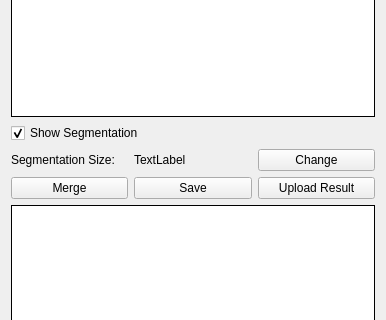
Above: neurolabi/gui/flyem/flyemproofcontrolform.ui from janelia-flyem/NeuTu before the change; both pictures show x 0 to 386 and y 114 to 434 of the 386 by 539 pixel window. Below: the same form after it.
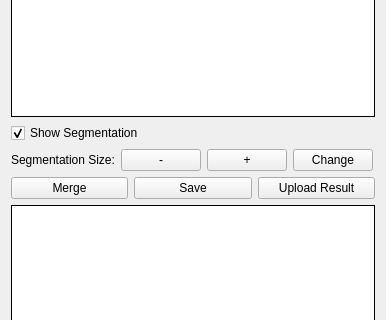
That is the form after the change.

Commit message: proof window label size change

The edit to the form file:
```diff
--- a/neurolabi/gui/flyem/flyemproofcontrolform.ui
+++ b/neurolabi/gui/flyem/flyemproofcontrolform.ui
@@ -63,9 +63,16 @@
       </widget>
      </item>
      <item>
-      <widget class="QLabel" name="segmentSizeLabel">
+      <widget class="QPushButton" name="segmentSizeDecPushButton">
        <property name="text">
-        <string>TextLabel</string>
+        <string>-</string>
+       </property>
+      </widget>
+     </item>
+     <item>
+      <widget class="QPushButton" name="segmentSizeIncPushButton">
+       <property name="text">
+        <string>+</string>
        </property>
       </widget>
      </item>
@@ -76,6 +83,19 @@
        </property>
       </widget>
      </item>
+     <item>
+      <spacer name="horizontalSpacer">
+       <property name="orientation">
+        <enum>Qt::Horizontal</enum>
+       </property>
+       <property name="sizeHint" stdset="0">
+        <size>
+         <width>40</width>
+         <height>20</height>
+        </size>
+       </property>
+      </spacer>
+     </item>
     </layout>
    </item>
    <item>
```
The commit also changes 6 other files.
